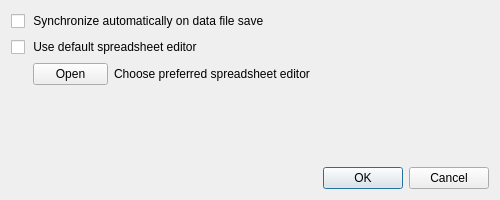
jasp-stats/jasp-desktop, file JASP-Desktop/preferencesdialog.ui: the form before one commit.
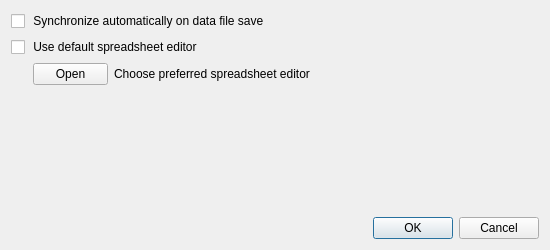
The form after the commit.

Commit message: Make the preferences dialog bigger

Patch:
```diff
--- a/JASP-Desktop/preferencesdialog.ui
+++ b/JASP-Desktop/preferencesdialog.ui
@@ -6,8 +6,8 @@
    <rect>
     <x>0</x>
     <y>0</y>
-    <width>500</width>
-    <height>200</height>
+    <width>550</width>
+    <height>250</height>
    </rect>
   </property>
   <property name="minimumSize">
```
